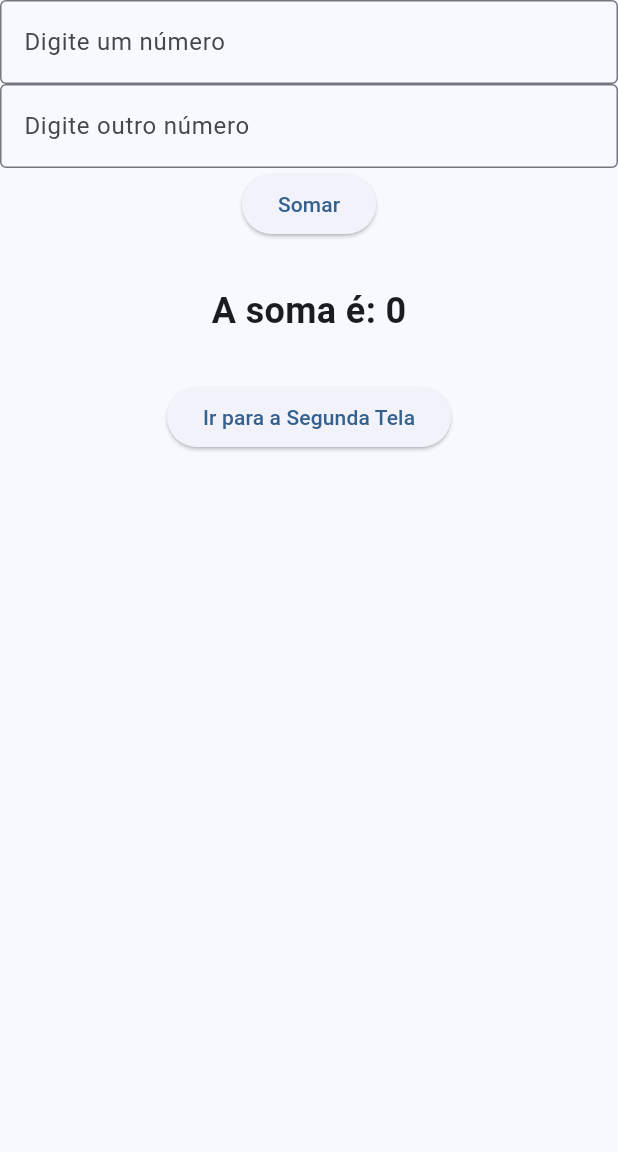
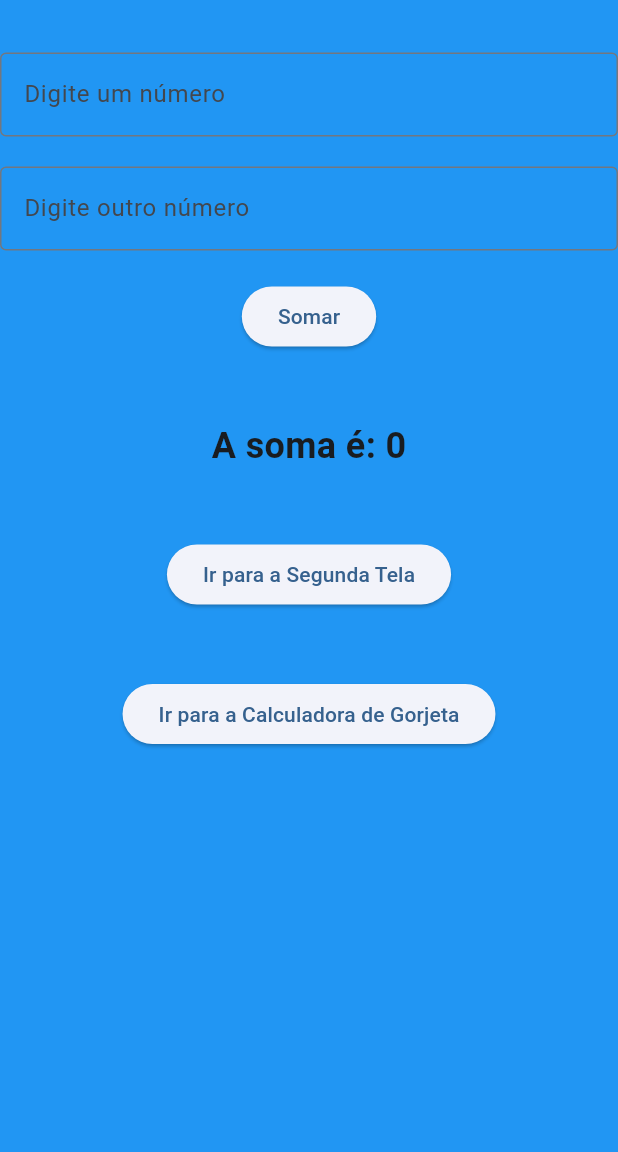
Before and after one commit to eanassu/hello_world, a Flutter app: the screen it shows after launch, on a phone screen of 412 x 824 dp, the part 84-1236 px from its top. Run offline on Flutter 3.47's test engine with Material 3 defaults, Android fonts, the phone set to English and light mode, and no system bars.

Commit message:
inserção de uma página com slider. Será usada para calcular gorjetas

```diff
--- a/lib/main.dart
+++ b/lib/main.dart
@@ -1,5 +1,6 @@
 import 'package:flutter/material.dart';
 import 'package:hello_world/segunda_tela.dart';
+import 'package:hello_world/tip_calculator.dart';
 
 void main() {
   runApp(const MyApp());
@@ -35,12 +36,14 @@ class _MyHomePageState extends State<MyHomePage> {
 
   void calcularSoma() {
     setState(() {
-      soma = int.parse(_controller1.text) + int.parse(_controller2.text);    });
+      soma = int.parse(_controller1.text) + int.parse(_controller2.text);
+    });
   }
 
   @override
   Widget build(BuildContext context) {
     return Scaffold(
+      backgroundColor: Color(Colors.blue.value),
       appBar: AppBar(
         backgroundColor: Theme.of(context).colorScheme.inversePrimary,
         title: Text(widget.title),
@@ -48,7 +51,9 @@ class _MyHomePageState extends State<MyHomePage> {
       body: Center(
         child: Column(
           mainAxisAlignment: MainAxisAlignment.start,
+          spacing: 20,
           children: <Widget>[
+            SizedBox(height: 15),
             TextField(
               controller: _controller1,
               decoration: InputDecoration(
@@ -69,12 +74,12 @@ class _MyHomePageState extends State<MyHomePage> {
               onPressed: calcularSoma,
               child: Text('Somar')
             ),
-            const SizedBox(height: 30),
+            const SizedBox(height: 5),
             Text(
               'A soma é: $soma',
               style: const TextStyle(fontSize: 24, fontWeight: FontWeight.bold),
             ),
-            const SizedBox(height: 30),
+            const SizedBox(height: 5),
             ElevatedButton(
               onPressed: () {
                 // Navega para a SecondScreen
@@ -85,9 +90,21 @@ class _MyHomePageState extends State<MyHomePage> {
               },
               child: const Text('Ir para a Segunda Tela'),
             ),
+            const SizedBox(height: 5),
+            ElevatedButton(
+              onPressed: () {
+                // Navega para a SecondScreen
+                Navigator.push(
+                  context,
+                  MaterialPageRoute(builder: (context) => const TipCalculator()),
+                );
+              },
+              child: const Text('Ir para a Calculadora de Gorjeta'),
+            ),
           ],
         ),
       ),
+
     );
   }
 }
```
Also changed, not shown: lib/tip_calculator.dart (added, +63 -0 lines), web_entrypoint.dart (added).
